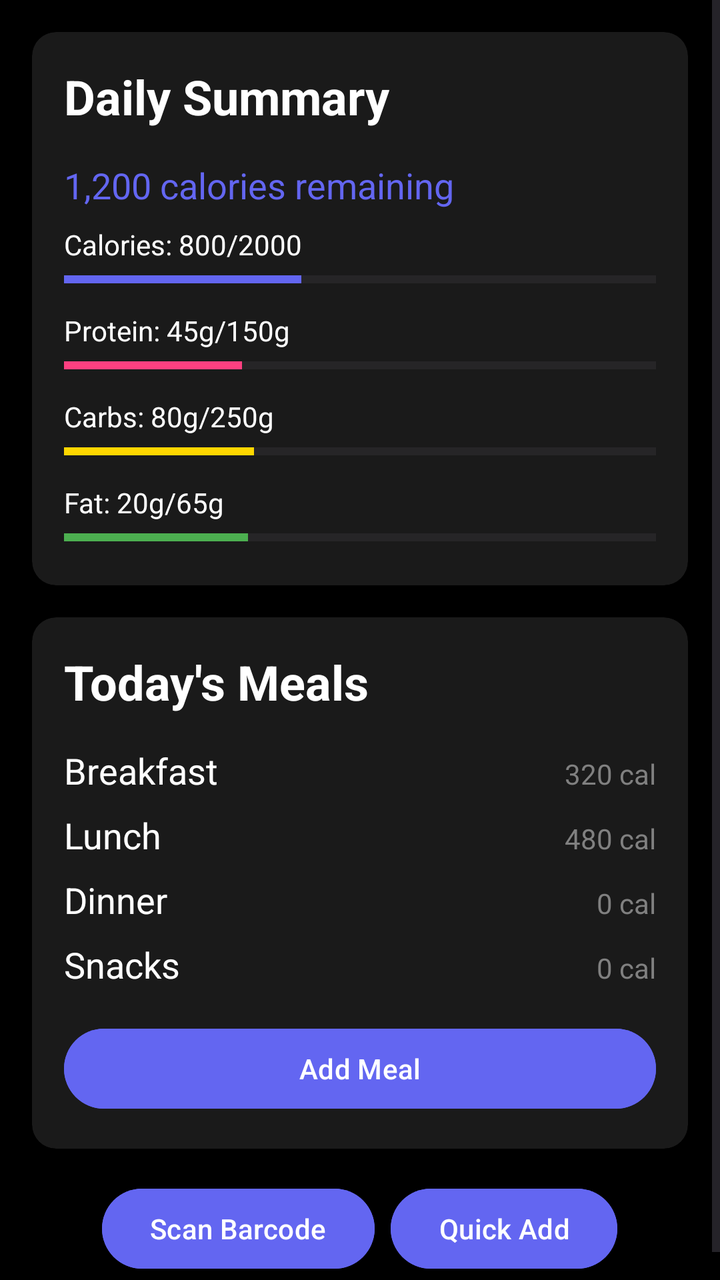
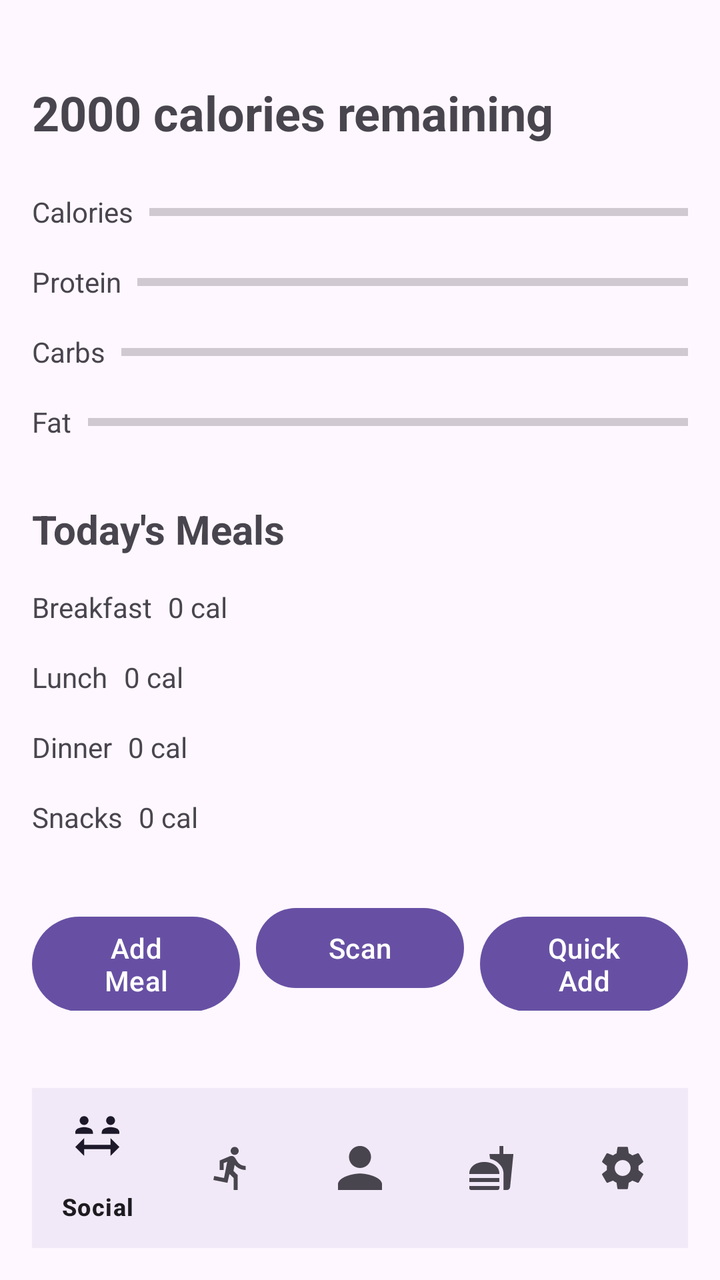

Two renders of the same Android screen: before a commit and after it. Below are the layout's source before the change and the commit's diff.
<!-- AndroidManifest.xml: application theme Theme.AndroidExample -->
<!-- res/layout/activity_nutrition.xml -->
<?xml version="1.0" encoding="utf-8"?>
<ScrollView
    xmlns:android="http://schemas.android.com/apk/res/android"
    xmlns:app="http://schemas.android.com/apk/res-auto"
    android:layout_width="match_parent"
    android:layout_height="match_parent"
    android:background="#000000">

    <LinearLayout
        android:layout_width="match_parent"
        android:layout_height="wrap_content"
        android:orientation="vertical"
        android:padding="16dp">

        
        <androidx.cardview.widget.CardView
            android:layout_width="match_parent"
            android:layout_height="wrap_content"
            android:layout_marginBottom="16dp"
            app:cardCornerRadius="12dp"
            app:cardBackgroundColor="#1A1A1A">

            <LinearLayout
                android:layout_width="match_parent"
                android:layout_height="wrap_content"
                android:orientation="vertical"
                android:padding="16dp">

                <TextView
                    android:layout_width="wrap_content"
                    android:layout_height="wrap_content"
                    android:text="Daily Summary"
                    android:textColor="#FFFFFF"
                    android:textSize="24sp"
                    android:textStyle="bold"
                    android:layout_marginBottom="16dp"/>

                <TextView
                    android:id="@+id/calories_remaining"
                    android:layout_width="wrap_content"
                    android:layout_height="wrap_content"
                    android:text="1,200 calories remaining"
                    android:textColor="#6366f1"
                    android:textSize="18sp"
                    android:layout_marginBottom="8dp"/>

                
                <TextView
                    android:layout_width="wrap_content"
                    android:layout_height="wrap_content"
                    android:text="Calories: 800/2000"
                    android:textColor="#FFFFFF"/>

                <ProgressBar
                    android:id="@+id/calories_progress"
                    style="@style/Widget.AppCompat.ProgressBar.Horizontal"
                    android:layout_width="match_parent"
                    android:layout_height="wrap_content"
                    android:progress="40"
                    android:progressTint="#6366f1"
                    android:layout_marginBottom="8dp"/>

                
                <TextView
                    android:layout_width="wrap_content"
                    android:layout_height="wrap_content"
                    android:text="Protein: 45g/150g"
                    android:textColor="#FFFFFF"/>

                <ProgressBar
                    android:id="@+id/protein_progress"
                    style="@style/Widget.AppCompat.ProgressBar.Horizontal"
                    android:layout_width="match_parent"
                    android:layout_height="wrap_content"
                    android:progress="30"
                    android:progressTint="#FF4081"
                    android:layout_marginBottom="8dp"/>

                
                <TextView
                    android:layout_width="wrap_content"
                    android:layout_height="wrap_content"
                    android:text="Carbs: 80g/250g"
                    android:textColor="#FFFFFF"/>

                <ProgressBar
                    android:id="@+id/carbs_progress"
                    style="@style/Widget.AppCompat.ProgressBar.Horizontal"
                    android:layout_width="match_parent"
                    android:layout_height="wrap_content"
                    android:progress="32"
                    android:progressTint="#FFD700"
                    android:layout_marginBottom="8dp"/>

                
                <TextView
                    android:layout_width="wrap_content"
                    android:layout_height="wrap_content"
                    android:text="Fat: 20g/65g"
                    android:textColor="#FFFFFF"/>

                <ProgressBar
                    android:id="@+id/fat_progress"
                    style="@style/Widget.AppCompat.ProgressBar.Horizontal"
                    android:layout_width="match_parent"
                    android:layout_height="wrap_content"
                    android:progress="31"
                    android:progressTint="#4CAF50"/>
            </LinearLayout>
        </androidx.cardview.widget.CardView>

        
        <androidx.cardview.widget.CardView
            android:layout_width="match_parent"
            android:layout_height="wrap_content"
            android:layout_marginBottom="16dp"
            app:cardCornerRadius="12dp"
            app:cardBackgroundColor="#1A1A1A">

            <LinearLayout
                android:layout_width="match_parent"
                android:layout_height="wrap_content"
                android:orientation="vertical"
                android:padding="16dp">

                <TextView
                    android:layout_width="wrap_content"
                    android:layout_height="wrap_content"
                    android:text="Today's Meals"
                    android:textColor="#FFFFFF"
                    android:textSize="24sp"
                    android:textStyle="bold"
                    android:layout_marginBottom="16dp"/>

                
                <LinearLayout
                    android:layout_width="match_parent"
                    android:layout_height="wrap_content"
                    android:orientation="horizontal"
                    android:layout_marginBottom="8dp">

                    <TextView
                        android:layout_width="0dp"
                        android:layout_height="wrap_content"
                        android:layout_weight="1"
                        android:text="Breakfast"
                        android:textColor="#FFFFFF"
                        android:textSize="18sp"/>

                    <TextView
                        android:id="@+id/breakfast_calories"
                        android:layout_width="wrap_content"
                        android:layout_height="wrap_content"
                        android:text="320 cal"
                        android:textColor="#808080"/>
                </LinearLayout>

                
                <LinearLayout
                    android:layout_width="match_parent"
                    android:layout_height="wrap_content"
                    android:orientation="horizontal"
                    android:layout_marginBottom="8dp">

                    <TextView
                        android:layout_width="0dp"
                        android:layout_height="wrap_content"
                        android:layout_weight="1"
                        android:text="Lunch"
                        android:textColor="#FFFFFF"
                        android:textSize="18sp"/>

                    <TextView
                        android:id="@+id/lunch_calories"
                        android:layout_width="wrap_content"
                        android:layout_height="wrap_content"
                        android:text="480 cal"
                        android:textColor="#808080"/>
                </LinearLayout>

                
                <LinearLayout
                    android:layout_width="match_parent"
                    android:layout_height="wrap_content"
                    android:orientation="horizontal"
                    android:layout_marginBottom="8dp">

                    <TextView
                        android:layout_width="0dp"
                        android:layout_height="wrap_content"
                        android:layout_weight="1"
                        android:text="Dinner"
                        android:textColor="#FFFFFF"
                        android:textSize="18sp"/>

                    <TextView
                        android:id="@+id/dinner_calories"
                        android:layout_width="wrap_content"
                        android:layout_height="wrap_content"
                        android:text="0 cal"
                        android:textColor="#808080"/>
                </LinearLayout>

                
                <LinearLayout
                    android:layout_width="match_parent"
                    android:layout_height="wrap_content"
                    android:orientation="horizontal"
                    android:layout_marginBottom="16dp">

                    <TextView
                        android:layout_width="0dp"
                        android:layout_height="wrap_content"
                        android:layout_weight="1"
                        android:text="Snacks"
                        android:textColor="#FFFFFF"
                        android:textSize="18sp"/>

                    <TextView
                        android:id="@+id/snacks_calories"
                        android:layout_width="wrap_content"
                        android:layout_height="wrap_content"
                        android:text="0 cal"
                        android:textColor="#808080"/>
                </LinearLayout>

                <Button
                    android:id="@+id/add_meal_button"
                    android:layout_width="match_parent"
                    android:layout_height="wrap_content"
                    android:text="Add Meal"
                    android:textColor="#FFFFFF"
                    android:backgroundTint="#6366f1"/>
            </LinearLayout>
        </androidx.cardview.widget.CardView>

        
        <LinearLayout
            android:layout_width="match_parent"
            android:layout_height="wrap_content"
            android:orientation="horizontal"
            android:gravity="center">

            <Button
                android:id="@+id/scan_barcode_button"
                android:layout_width="wrap_content"
                android:layout_height="wrap_content"
                android:text="Scan Barcode"
                android:textColor="#FFFFFF"
                android:backgroundTint="#6366f1"
                android:layout_marginEnd="8dp"/>

            <Button
                android:id="@+id/quick_add_button"
                android:layout_width="wrap_content"
                android:layout_height="wrap_content"
                android:text="Quick Add"
                android:textColor="#FFFFFF"
                android:backgroundTint="#6366f1"/>
        </LinearLayout>
    </LinearLayout>
</ScrollView>
<!-- resources referenced by this layout -->
<resources>
  <style name="Theme.AndroidExample" parent="Base.Theme.AndroidExample" />
  <style name="Base.Theme.AndroidExample" parent="Theme.Material3.DayNight.NoActionBar">
          
          
      </style>
</resources>

<!-- the commit's change to res/layout/activity_nutrition.xml (unified diff, before → after) -->
@@ -1,262 +1,236 @@
 <?xml version="1.0" encoding="utf-8"?>
-<ScrollView
-    xmlns:android="http://schemas.android.com/apk/res/android"
+<androidx.constraintlayout.widget.ConstraintLayout xmlns:android="http://schemas.android.com/apk/res/android"
     xmlns:app="http://schemas.android.com/apk/res-auto"
     android:layout_width="match_parent"
     android:layout_height="match_parent"
-    android:background="#000000">
-
+    android:padding="16dp">
+
+    
+    <TextView
+        android:id="@+id/calories_remaining"
+        android:layout_width="wrap_content"
+        android:layout_height="wrap_content"
+        android:layout_marginTop="24dp"
+        android:text="2000 calories remaining"
+        android:textSize="24sp"
+        android:textStyle="bold"
+        app:layout_constraintStart_toStartOf="parent"
+        app:layout_constraintTop_toTopOf="parent" />
+
+    
+    <TextView
+        android:id="@+id/calories_label"
+        android:layout_width="wrap_content"
+        android:layout_height="wrap_content"
+        android:layout_marginTop="24dp"
+        android:text="Calories"
+        app:layout_constraintStart_toStartOf="parent"
+        app:layout_constraintTop_toBottomOf="@id/calories_remaining" />
+
+    <ProgressBar
+        android:id="@+id/calories_progress"
+        style="?android:attr/progressBarStyleHorizontal"
+        android:layout_width="0dp"
+        android:layout_height="wrap_content"
+        android:layout_marginStart="8dp"
+        app:layout_constraintBottom_toBottomOf="@id/calories_label"
+        app:layout_constraintEnd_toEndOf="parent"
+        app:layout_constraintStart_toEndOf="@id/calories_label"
+        app:layout_constraintTop_toTopOf="@id/calories_label" />
+
+    <TextView
+        android:id="@+id/protein_label"
+        android:layout_width="wrap_content"
+        android:layout_height="wrap_content"
+        android:layout_marginTop="16dp"
+        android:text="Protein"
+        app:layout_constraintStart_toStartOf="parent"
+        app:layout_constraintTop_toBottomOf="@id/calories_label" />
+
+    <ProgressBar
+        android:id="@+id/protein_progress"
+        style="?android:attr/progressBarStyleHorizontal"
+        android:layout_width="0dp"
+        android:layout_height="wrap_content"
+        android:layout_marginStart="8dp"
+        app:layout_constraintBottom_toBottomOf="@id/protein_label"
+        app:layout_constraintEnd_toEndOf="parent"
+        app:layout_constraintStart_toEndOf="@id/protein_label"
+        app:layout_constraintTop_toTopOf="@id/protein_label" />
+
+    <TextView
+        android:id="@+id/carbs_label"
+        android:layout_width="wrap_content"
+        android:layout_height="wrap_content"
+        android:layout_marginTop="16dp"
+        android:text="Carbs"
+        app:layout_constraintStart_toStartOf="parent"
+        app:layout_constraintTop_toBottomOf="@id/protein_label" />
+
+    <ProgressBar
+        android:id="@+id/carbs_progress"
+        style="?android:attr/progressBarStyleHorizontal"
+        android:layout_width="0dp"
+        android:layout_height="wrap_content"
+        android:layout_marginStart="8dp"
+        app:layout_constraintBottom_toBottomOf="@id/carbs_label"
+        app:layout_constraintEnd_toEndOf="parent"
+        app:layout_constraintStart_toEndOf="@id/carbs_label"
+        app:layout_constraintTop_toTopOf="@id/carbs_label" />
+
+    <TextView
+        android:id="@+id/fat_label"
+        android:layout_width="wrap_content"
+        android:layout_height="wrap_content"
+        android:layout_marginTop="16dp"
+        android:text="Fat"
+        app:layout_constraintStart_toStartOf="parent"
+        app:layout_constraintTop_toBottomOf="@id/carbs_label" />
+
+    <ProgressBar
+        android:id="@+id/fat_progress"
+        style="?android:attr/progressBarStyleHorizontal"
+        android:layout_width="0dp"
+        android:layout_height="wrap_content"
+        android:layout_marginStart="8dp"
+        app:layout_constraintBottom_toBottomOf="@id/fat_label"
+        app:layout_constraintEnd_toEndOf="parent"
+        app:layout_constraintStart_toEndOf="@id/fat_label"
+        app:layout_constraintTop_toTopOf="@id/fat_label" />
+
+    
+    <TextView
+        android:id="@+id/meals_header"
+        android:layout_width="wrap_content"
+        android:layout_height="wrap_content"
+        android:layout_marginTop="32dp"
+        android:text="Today's Meals"
+        android:textSize="20sp"
+        android:textStyle="bold"
+        app:layout_constraintStart_toStartOf="parent"
+        app:layout_constraintTop_toBottomOf="@id/fat_progress" />
+
+    <TextView
+        android:id="@+id/breakfast_label"
+        android:layout_width="wrap_content"
+        android:layout_height="wrap_content"
+        android:layout_marginTop="16dp"
+        android:text="Breakfast"
+        app:layout_constraintStart_toStartOf="parent"
+        app:layout_constraintTop_toBottomOf="@id/meals_header" />
+
+    <TextView
+        android:id="@+id/breakfast_calories"
+        android:layout_width="wrap_content"
+        android:layout_height="wrap_content"
+        android:layout_marginStart="8dp"
+        android:text="0 cal"
+        app:layout_constraintBottom_toBottomOf="@id/breakfast_label"
+        app:layout_constraintStart_toEndOf="@id/breakfast_label"
+        app:layout_constraintTop_toTopOf="@id/breakfast_label" />
+
+    <TextView
+        android:id="@+id/lunch_label"
+        android:layout_width="wrap_content"
+        android:layout_height="wrap_content"
+        android:layout_marginTop="16dp"
+        android:text="Lunch"
+        app:layout_constraintStart_toStartOf="parent"
+        app:layout_constraintTop_toBottomOf="@id/breakfast_label" />
+
+    <TextView
+        android:id="@+id/lunch_calories"
+        android:layout_width="wrap_content"
+        android:layout_height="wrap_content"
+        android:layout_marginStart="8dp"
+        android:text="0 cal"
+        app:layout_constraintBottom_toBottomOf="@id/lunch_label"
+        app:layout_constraintStart_toEndOf="@id/lunch_label"
+        app:layout_constraintTop_toTopOf="@id/lunch_label" />
+
+    <TextView
+        android:id="@+id/dinner_label"
+        android:layout_width="wrap_content"
+        android:layout_height="wrap_content"
+        android:layout_marginTop="16dp"
+        android:text="Dinner"
+        app:layout_constraintStart_toStartOf="parent"
+        app:layout_constraintTop_toBottomOf="@id/lunch_label" />
+
+    <TextView
+        android:id="@+id/dinner_calories"
+        android:layout_width="wrap_content"
+        android:layout_height="wrap_content"
+        android:layout_marginStart="8dp"
+        android:text="0 cal"
+        app:layout_constraintBottom_toBottomOf="@id/dinner_label"
+        app:layout_constraintStart_toEndOf="@id/dinner_label"
+        app:layout_constraintTop_toTopOf="@id/dinner_label" />
+
+    <TextView
+        android:id="@+id/snacks_label"
+        android:layout_width="wrap_content"
+        android:layout_height="wrap_content"
+        android:layout_marginTop="16dp"
+        android:text="Snacks"
+        app:layout_constraintStart_toStartOf="parent"
+        app:layout_constraintTop_toBottomOf="@id/dinner_label" />
+
+    <TextView
+        android:id="@+id/snacks_calories"
+        android:layout_width="wrap_content"
+        android:layout_height="wrap_content"
+        android:layout_marginStart="8dp"
+        android:text="0 cal"
+        app:layout_constraintBottom_toBottomOf="@id/snacks_label"
+        app:layout_constraintStart_toEndOf="@id/snacks_label"
+        app:layout_constraintTop_toTopOf="@id/snacks_label" />
+
+    
     <LinearLayout
+        android:id="@+id/buttons_container"
         android:layout_width="match_parent"
         android:layout_height="wrap_content"
-        android:orientation="vertical"
-        android:padding="16dp">
-
-        
-        <androidx.cardview.widget.CardView
-            android:layout_width="match_parent"
+        android:layout_marginTop="32dp"
+        android:orientation="horizontal"
+        android:weightSum="3"
+        app:layout_constraintTop_toBottomOf="@id/snacks_label">
+
+        <Button
+            android:id="@+id/add_meal_button"
+            android:layout_width="0dp"
             android:layout_height="wrap_content"
-            android:layout_marginBottom="16dp"
-            app:cardCornerRadius="12dp"
-            app:cardBackgroundColor="#1A1A1A">
-
-            <LinearLayout
-                android:layout_width="match_parent"
-                android:layout_height="wrap_content"
-                android:orientation="vertical"
-                android:padding="16dp">
-
-                <TextView
-                    android:layout_width="wrap_content"
-                    android:layout_height="wrap_content"
-                    android:text="Daily Summary"
-                    android:textColor="#FFFFFF"
-                    android:textSize="24sp"
-                    android:textStyle="bold"
-                    android:layout_marginBottom="16dp"/>
-
-                <TextView
-                    android:id="@+id/calories_remaining"
-                    android:layout_width="wrap_content"
-                    android:layout_height="wrap_content"
-                    android:text="1,200 calories remaining"
-                    android:textColor="#6366f1"
-                    android:textSize="18sp"
-                    android:layout_marginBottom="8dp"/>
-
-                
-                <TextView
-                    android:layout_width="wrap_content"
-                    android:layout_height="wrap_content"
-                    android:text="Calories: 800/2000"
-                    android:textColor="#FFFFFF"/>
-
-                <ProgressBar
-                    android:id="@+id/calories_progress"
-                    style="@style/Widget.AppCompat.ProgressBar.Horizontal"
-                    android:layout_width="match_parent"
-                    android:layout_height="wrap_content"
-                    android:progress="40"
-                    android:progressTint="#6366f1"
-                    android:layout_marginBottom="8dp"/>
-
-                
-                <TextView
-                    android:layout_width="wrap_content"
-                    android:layout_height="wrap_content"
-                    android:text="Protein: 45g/150g"
-                    android:textColor="#FFFFFF"/>
-
-                <ProgressBar
-                    android:id="@+id/protein_progress"
-                    style="@style/Widget.AppCompat.ProgressBar.Horizontal"
-                    android:layout_width="match_parent"
-                    android:layout_height="wrap_content"
-                    android:progress="30"
-                    android:progressTint="#FF4081"
-                    android:layout_marginBottom="8dp"/>
-
-                
-                <TextView
-                    android:layout_width="wrap_content"
-                    android:layout_height="wrap_content"
-                    android:text="Carbs: 80g/250g"
-                    android:textColor="#FFFFFF"/>
-
-                <ProgressBar
-                    android:id="@+id/carbs_progress"
-                    style="@style/Widget.AppCompat.ProgressBar.Horizontal"
-                    android:layout_width="match_parent"
-                    android:layout_height="wrap_content"
-                    android:progress="32"
-                    android:progressTint="#FFD700"
-                    android:layout_marginBottom="8dp"/>
-
-                
-                <TextView
-                    android:layout_width="wrap_content"
-                    android:layout_height="wrap_content"
-                    android:text="Fat: 20g/65g"
-                    android:textColor="#FFFFFF"/>
-
-                <ProgressBar
-                    android:id="@+id/fat_progress"
-                    style="@style/Widget.AppCompat.ProgressBar.Horizontal"
-                    android:layout_width="match_parent"
-                    android:layout_height="wrap_content"
-                    android:progress="31"
-                    android:progressTint="#4CAF50"/>
-            </LinearLayout>
-        </androidx.cardview.widget.CardView>
-
-        
-        <androidx.cardview.widget.CardView
-            android:layout_width="match_parent"
+            android:layout_marginEnd="8dp"
+            android:layout_weight="1"
+            android:text="Add Meal" />
+
+        <Button
+            android:id="@+id/scan_barcode_button"
+            android:layout_width="0dp"
             android:layout_height="wrap_content"
-            android:layout_marginBottom="16dp"
-            app:cardCornerRadius="12dp"
-            app:cardBackgroundColor="#1A1A1A">
-
-            <LinearLayout
-                android:layout_width="match_parent"
-                android:layout_height="wrap_content"
-                android:orientation="vertical"
-                android:padding="16dp">
-
-                <TextView
-                    android:layout_width="wrap_content"
-                    android:layout_height="wrap_content"
-                    android:text="Today's Meals"
-                    android:textColor="#FFFFFF"
-                    android:textSize="24sp"
-                    android:textStyle="bold"
-                    android:layout_marginBottom="16dp"/>
-
-                
-                <LinearLayout
-                    android:layout_width="match_parent"
-                    android:layout_height="wrap_content"
-                    android:orientation="horizontal"
-                    android:layout_marginBottom="8dp">
-
-                    <TextView
-                        android:layout_width="0dp"
-                        android:layout_height="wrap_content"
-                        android:layout_weight="1"
-                        android:text="Breakfast"
-                        android:textColor="#FFFFFF"
-                        android:textSize="18sp"/>
-
-                    <TextView
-                        android:id="@+id/breakfast_calories"
-                        android:layout_width="wrap_content"
-                        android:layout_height="wrap_content"
-                        android:text="320 cal"
-                        android:textColor="#808080"/>
-                </LinearLayout>
-
-                
-                <LinearLayout
-                    android:layout_width="match_parent"
-                    android:layout_height="wrap_content"
-                    android:orientation="horizontal"
-                    android:layout_marginBottom="8dp">
-
-                    <TextView
-                        android:layout_width="0dp"
-                        android:layout_height="wrap_content"
-                        android:layout_weight="1"
-                        android:text="Lunch"
-                        android:textColor="#FFFFFF"
-                        android:textSize="18sp"/>
-
-                    <TextView
-                        android:id="@+id/lunch_calories"
-                        android:layout_width="wrap_content"
-                        android:layout_height="wrap_content"
-                        android:text="480 cal"
-                        android:textColor="#808080"/>
-                </LinearLayout>
-
-                
-                <LinearLayout
-                    android:layout_width="match_parent"
-                    android:layout_height="wrap_content"
-                    android:orientation="horizontal"
-                    android:layout_marginBottom="8dp">
-
-                    <TextView
-                        android:layout_width="0dp"
-                        android:layout_height="wrap_content"
-                        android:layout_weight="1"
-                        android:text="Dinner"
-                        android:textColor="#FFFFFF"
-                        android:textSize="18sp"/>
-
-                    <TextView
-                        android:id="@+id/dinner_calories"
-                        android:layout_width="wrap_content"
-                        android:layout_height="wrap_content"
-                        android:text="0 cal"
-                        android:textColor="#808080"/>
-                </LinearLayout>
-
-                
-                <LinearLayout
-                    android:layout_width="match_parent"
-                    android:layout_height="wrap_content"
-                    android:orientation="horizontal"
-                    android:layout_marginBottom="16dp">
-
-                    <TextView
-                        android:layout_width="0dp"
-                        android:layout_height="wrap_content"
-                        android:layout_weight="1"
-                        android:text="Snacks"
-                        android:textColor="#FFFFFF"
-                        android:textSize="18sp"/>
-
-                    <TextView
-                        android:id="@+id/snacks_calories"
-                        android:layout_width="wrap_content"
-                        android:layout_height="wrap_content"
-                        android:text="0 cal"
-                        android:textColor="#808080"/>
-                </LinearLayout>
-
-                <Button
-                    android:id="@+id/add_meal_button"
-                    android:layout_width="match_parent"
-                    android:layout_height="wrap_content"
-                    android:text="Add Meal"
-                    android:textColor="#FFFFFF"
-                    android:backgroundTint="#6366f1"/>
-            </LinearLayout>
-        </androidx.cardview.widget.CardView>
-
-        
-        <LinearLayout
-            android:layout_width="match_parent"
+            android:layout_marginEnd="8dp"
+            android:layout_weight="1"
+            android:text="Scan" />
+
+        <Button
+            android:id="@+id/quick_add_button"
+            android:layout_width="0dp"
             android:layout_height="wrap_content"
-            android:orientation="horizontal"
-            android:gravity="center">
-
-            <Button
-                android:id="@+id/scan_barcode_button"
-                android:layout_width="wrap_content"
-                android:layout_height="wrap_content"
-                android:text="Scan Barcode"
-                android:textColor="#FFFFFF"
-                android:backgroundTint="#6366f1"
-                android:layout_marginEnd="8dp"/>
-
-            <Button
-                android:id="@+id/quick_add_button"
-                android:layout_width="wrap_content"
-                android:layout_height="wrap_content"
-                android:text="Quick Add"
-                android:textColor="#FFFFFF"
-                android:backgroundTint="#6366f1"/>
-        </LinearLayout>
+            android:layout_weight="1"
+            android:text="Quick Add" />
+
     </LinearLayout>
-</ScrollView>
+
+    
+    <com.google.android.material.bottomnavigation.BottomNavigationView
+        android:id="@+id/bottom_navigation"
+        android:layout_width="match_parent"
+        android:layout_height="wrap_content"
+        android:layout_gravity="bottom"
+        android:background="?android:attr/windowBackground"
+        app:layout_constraintBottom_toBottomOf="parent"
+        app:layout_constraintLeft_toLeftOf="parent"
+        app:layout_constraintRight_toRightOf="parent"
+        app:menu="@menu/bottom_nav_menu" />
+
+</androidx.constraintlayout.widget.ConstraintLayout>
